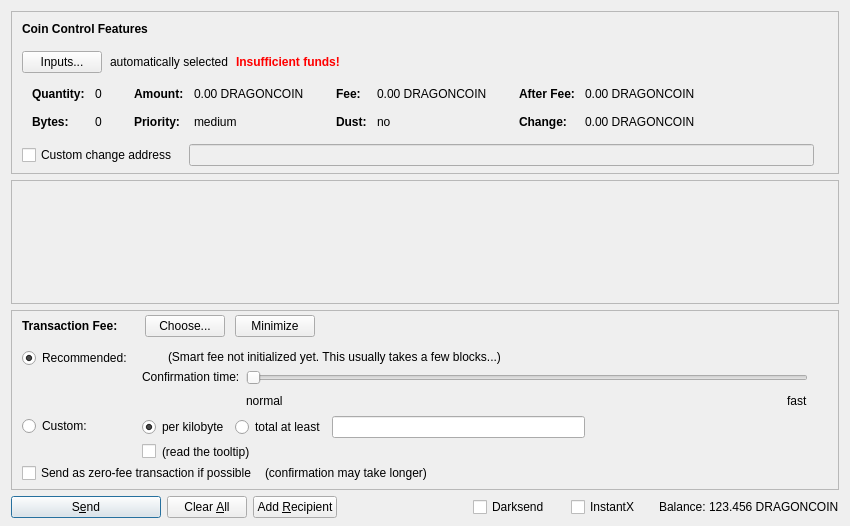
CoinExample/ANG, file src/qt/forms/sendcoinsdialog.ui: the form before one commit.
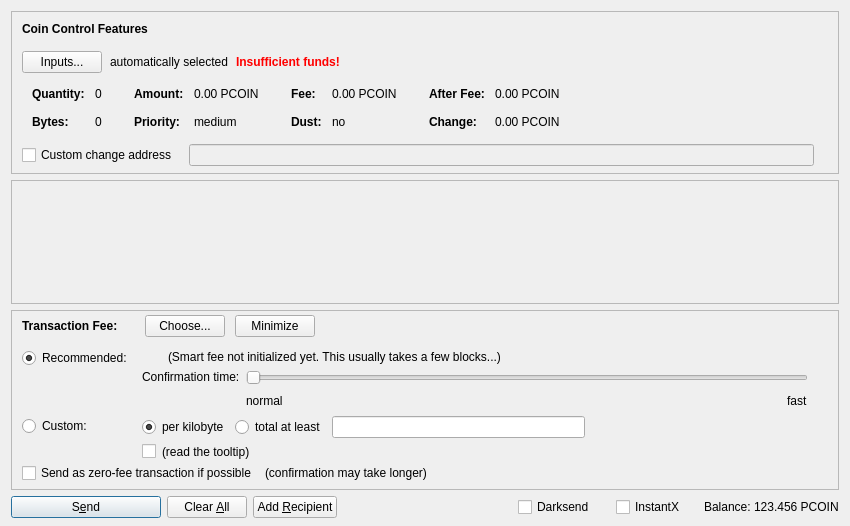
The form after the commit. Icons and pictures are not drawn. Custom widgets are drawn as their Qt base class.

```diff
--- a/src/qt/forms/sendcoinsdialog.ui
+++ b/src/qt/forms/sendcoinsdialog.ui
@@ -324,7 +324,7 @@
                   <enum>Qt::ActionsContextMenu</enum>
                  </property>
                  <property name="text">
-                  <string notr="true">0.00 DRAGONCOIN</string>
+                  <string notr="true">0.00 PCOIN</string>
                  </property>
                  <property name="textInteractionFlags">
                   <set>Qt::LinksAccessibleByMouse|Qt::TextSelectableByKeyboard|Qt::TextSelectableByMouse</set>
@@ -404,7 +404,7 @@
                   <enum>Qt::ActionsContextMenu</enum>
                  </property>
                  <property name="text">
-                  <string notr="true">0.00 DRAGONCOIN</string>
+                  <string notr="true">0.00 PCOIN</string>
                  </property>
                  <property name="textInteractionFlags">
                   <set>Qt::LinksAccessibleByMouse|Qt::TextSelectableByKeyboard|Qt::TextSelectableByMouse</set>
@@ -484,7 +484,7 @@
                   <enum>Qt::ActionsContextMenu</enum>
                  </property>
                  <property name="text">
-                  <string notr="true">0.00 DRAGONCOIN</string>
+                  <string notr="true">0.00 PCOIN</string>
                  </property>
                  <property name="textInteractionFlags">
                   <set>Qt::LinksAccessibleByMouse|Qt::TextSelectableByKeyboard|Qt::TextSelectableByMouse</set>
@@ -513,7 +513,7 @@
                   <enum>Qt::ActionsContextMenu</enum>
                  </property>
                  <property name="text">
-                  <string notr="true">0.00 DRAGONCOIN</string>
+                  <string notr="true">0.00 PCOIN</string>
                  </property>
                  <property name="textInteractionFlags">
                   <set>Qt::LinksAccessibleByMouse|Qt::TextSelectableByKeyboard|Qt::TextSelectableByMouse</set>
@@ -1378,7 +1378,7 @@
           <cursorShape>IBeamCursor</cursorShape>
          </property>
          <property name="text">
-          <string notr="true">123.456 DRAGONCOIN</string>
+          <string notr="true">123.456 PCOIN</string>
          </property>
          <property name="textInteractionFlags">
           <set>Qt::LinksAccessibleByMouse|Qt::TextSelectableByKeyboard|Qt::TextSelectableByMouse</set>
```
Left out of the diff: 12 changed lines with no effect on the pictures.
